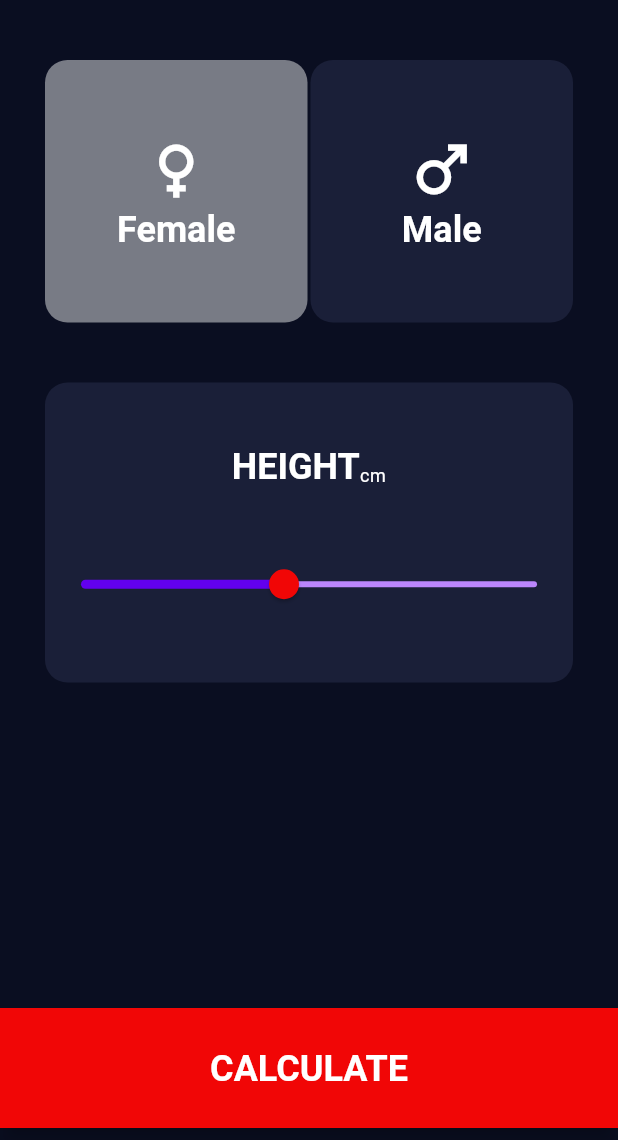
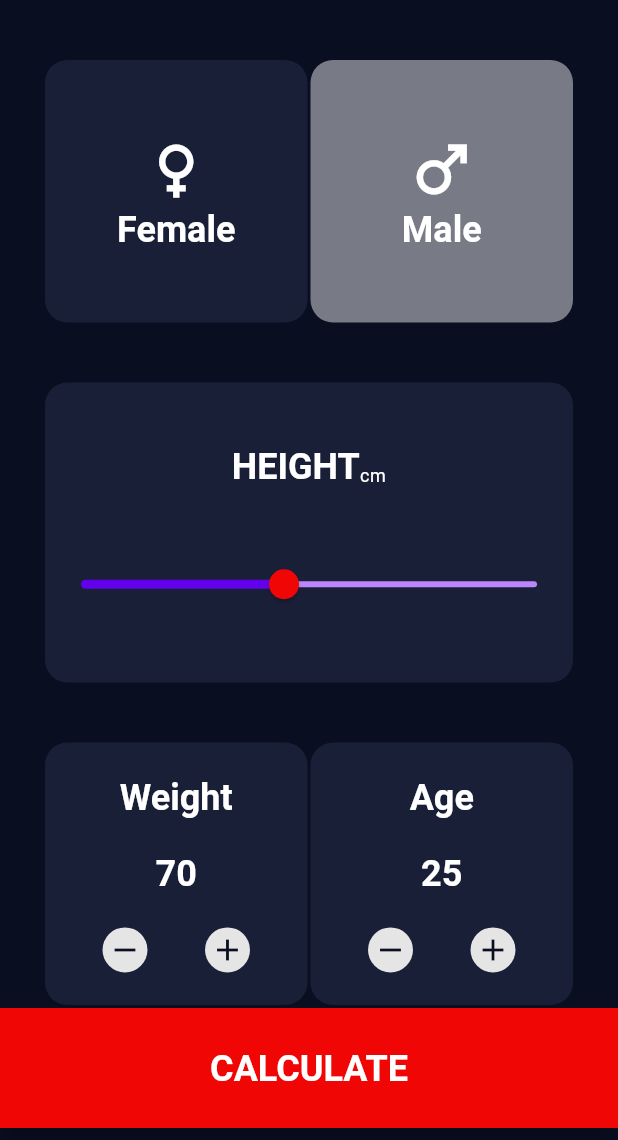
Before and after one commit to alirezaproject/flutter_bmi_calculator, a Flutter app: the screen it shows after launch, on a phone screen of 412 x 824 dp, the part 84-1224 px from its top. Run offline on Flutter 3.47's test engine with Material 3 defaults, Android fonts, the phone set to English and light mode, and no system bars; our stand-ins replace google_fonts.

Commit message:
complete project

```diff
--- a/lib/screens/home_screen.dart
+++ b/lib/screens/home_screen.dart
@@ -1,11 +1,52 @@
+import 'package:bmi_calculator/widgets/pill_button.dart';
+import 'package:flutter/material.dart';
 import 'package:bmi_calculator/configs/colors.dart';
 import 'package:bmi_calculator/screens/result_screen.dart';
 import 'package:bmi_calculator/widgets/custom_app_bar.dart';
 import 'package:bmi_calculator/widgets/gender_container.dart';
-import 'package:flutter/material.dart';
 
-class HomeScreen extends StatelessWidget {
+class HomeScreen extends StatefulWidget {
   const HomeScreen({super.key});
+
+  @override
+  State<HomeScreen> createState() => _HomeScreenState();
+}
+
+class _HomeScreenState extends State<HomeScreen> {
+  bool isMale = true;
+  double height = 150;
+  int age = 25;
+  int weight = 70;
+
+  updateGender(bool value) {
+    setState(() {
+      isMale = value;
+    });
+  }
+
+  updateHeight(double value) {
+    setState(() {
+      height = value;
+    });
+  }
+
+  updateAge(int value) {
+    setState(() {
+      age = value;
+    });
+  }
+
+  updateWeight(int value) {
+    setState(() {
+      weight = value;
+    });
+  }
+
+  double calculate() {
+    double heightInMeter = (height / 100);
+    double bmi = weight / (heightInMeter * heightInMeter);
+    return bmi;
+  }
 
   @override
   Widget build(BuildContext context) {
@@ -13,16 +54,44 @@ class HomeScreen extends StatelessWidget {
     return Scaffold(
       appBar: CustomAppBar(theme: theme, title: 'BMI calculator', appBar: AppBar()),
       floatingActionButtonLocation: FloatingActionButtonLocation.centerFloat,
-      floatingActionButton: _CalculateButton(theme: theme),
+      floatingActionButton: _CalculateButton(
+        theme: theme,
+        result: calculate(),
+      ),
       body: Padding(
         padding: const EdgeInsets.symmetric(horizontal: 30, vertical: 40),
         child: Column(
           children: [
-            const _GenderContainer(),
+            _GenderContainer(
+              callback: updateGender,
+              isMale: isMale,
+            ),
             const SizedBox(
               height: 40,
             ),
-            _HeightContainer(),
+            _HeightContainer(
+              callback: updateHeight,
+              height: height,
+              theme: theme,
+            ),
+            const SizedBox(
+              height: 40,
+            ),
+            Row(
+              mainAxisAlignment: MainAxisAlignment.spaceBetween,
+              children: [
+                _WeightContainer(
+                  theme: theme,
+                  weight: weight,
+                  callback: updateWeight,
+                ),
+                _AgeContainer(
+                  theme: theme,
+                  age: age,
+                  callback: updateAge,
+                ),
+              ],
+            ),
           ],
         ),
       ),
@@ -30,18 +99,114 @@ class HomeScreen extends StatelessWidget {
   }
 }
 
-class _HeightContainer extends StatefulWidget {
-  const _HeightContainer();
+class _AgeContainer extends StatelessWidget {
+  final ThemeData theme;
+  final int age;
+  final Function(int) callback;
+  const _AgeContainer({required this.theme, required this.age, required this.callback});
 
   @override
-  State<_HeightContainer> createState() => _HeightContainerState();
+  Widget build(BuildContext context) {
+    return Container(
+      width: 175,
+      height: 175,
+      decoration: BoxDecoration(
+        color: AppColors.onPrimaryContainer,
+        borderRadius: BorderRadius.circular(15),
+      ),
+      child: Column(
+        mainAxisAlignment: MainAxisAlignment.spaceEvenly,
+        children: [
+          Text(
+            'Age',
+            style: theme.textTheme.displaySmall,
+          ),
+          Text(
+            age.toString(),
+            style: theme.textTheme.displaySmall,
+          ),
+          Row(
+            mainAxisAlignment: MainAxisAlignment.spaceEvenly,
+            children: [
+              Pillbutton(
+                icon: Icons.remove,
+                callback: callback,
+                value: age,
+                operation: false,
+              ),
+              Pillbutton(
+                icon: Icons.add,
+                callback: callback,
+                value: age,
+                operation: true,
+              ),
+            ],
+          ),
+        ],
+      ),
+    );
+  }
 }
 
-class _HeightContainerState extends State<_HeightContainer> {
-  double height = 150;
+class _WeightContainer extends StatelessWidget {
+  final ThemeData theme;
+  final int weight;
+  final Function(int) callback;
+
+  const _WeightContainer({required this.theme, required this.weight, required this.callback});
+
   @override
   Widget build(BuildContext context) {
-    final theme = Theme.of(context);
+    return Container(
+      width: 175,
+      height: 175,
+      decoration: BoxDecoration(
+        color: AppColors.onPrimaryContainer,
+        borderRadius: BorderRadius.circular(15),
+      ),
+      child: Column(
+        mainAxisAlignment: MainAxisAlignment.spaceEvenly,
+        children: [
+          Text(
+            'Weight',
+            style: theme.textTheme.displaySmall,
+          ),
+          Text(
+            weight.toString(),
+            style: theme.textTheme.displaySmall,
+          ),
+          Row(
+            mainAxisAlignment: MainAxisAlignment.spaceEvenly,
+            children: [
+              Pillbutton(
+                icon: Icons.remove,
+                callback: callback,
+                value: weight,
+                operation: false,
+              ),
+              Pillbutton(
+                icon: Icons.add,
+                callback: callback,
+                value: weight,
+                operation: true,
+              ),
+            ],
+          ),
+        ],
+      ),
+    );
+  }
+}
+
+class _HeightContainer extends StatelessWidget {
+  final double height;
+  final Function(double) callback;
+  final ThemeData theme;
+
+  const _HeightContainer({required this.height, required this.callback, required this.theme});
+
+  @override
+  Widget build(BuildContext context) {
     return Container(
       width: double.infinity,
       height: 200,
@@ -76,9 +241,7 @@ class _HeightContainerState extends State<_HeightContainer> {
             divisions: 250 - 70,
             label: height.round().toString(),
             onChanged: (value) {
-              setState(() {
-                height = value.roundToDouble();
-              });
+              callback(value);
             },
           )
         ],
@@ -88,15 +251,34 @@ class _HeightContainerState extends State<_HeightContainer> {
 }
 
 class _GenderContainer extends StatelessWidget {
-  const _GenderContainer();
+  final Function(bool) callback;
+  final bool isMale;
+  const _GenderContainer({required this.callback, required this.isMale});
 
   @override
   Widget build(BuildContext context) {
-    return const Row(
+    return Row(
       mainAxisAlignment: MainAxisAlignment.spaceBetween,
       children: [
-        GenderContainer(title: 'Female', isSelected: true, icon: Icons.female),
-        GenderContainer(title: 'Male', isSelected: false, icon: Icons.male),
+        GestureDetector(
+            onTap: () {
+              callback(false);
+            },
+            child: GenderContainer(
+              title: 'Female',
+              isSelected: !isMale,
+              icon: Icons.female,
+            )),
+        GestureDetector(
+          onTap: () {
+            callback(true);
+          },
+          child: GenderContainer(
+            title: 'Male',
+            isSelected: isMale,
+            icon: Icons.male,
+          ),
+        ),
       ],
     );
   }
@@ -105,9 +287,11 @@ class _GenderContainer extends StatelessWidget {
 class _CalculateButton extends StatelessWidget {
   const _CalculateButton({
     required this.theme,
+    required this.result,
   });
 
   final ThemeData theme;
+  final double result;
 
   @override
   Widget build(BuildContext context) {
@@ -119,7 +303,9 @@ class _CalculateButton extends StatelessWidget {
         shape: const RoundedRectangleBorder(borderRadius: BorderRadius.zero),
         onPressed: () {
           Navigator.of(context).push(MaterialPageRoute(
-            builder: (context) => const ResultScreen(),
+            builder: (context) => ResultScreen(
+              result: result,
+            ),
           ));
         },
         label: Text(
--- a/lib/screens/result_screen.dart
+++ b/lib/screens/result_screen.dart
@@ -1,11 +1,30 @@
+import 'package:bmi_calculator/configs/colors.dart';
 import 'package:bmi_calculator/widgets/custom_app_bar.dart';
 import 'package:flutter/material.dart';
 
 class ResultScreen extends StatelessWidget {
-  const ResultScreen({super.key});
+  final double result;
+  const ResultScreen({super.key, required this.result});
 
   @override
   Widget build(BuildContext context) {
+    Color resultTextColor = Colors.white;
+    String showResult(double value) {
+      if (value < 18.5) {
+        resultTextColor = Colors.yellow;
+        return 'Underweight';
+      } else if (value >= 18.5 && value < 25) {
+        resultTextColor = Colors.green;
+        return 'Normal';
+      } else if (value >= 25 && value < 30) {
+        resultTextColor = Colors.orange;
+        return 'Over weight';
+      } else {
+        resultTextColor = Colors.red;
+        return 'Obesity';
+      }
+    }
+
     final theme = Theme.of(context);
     return Scaffold(
       appBar: CustomAppBar(
@@ -13,6 +32,28 @@ class ResultScreen extends StatelessWidget {
         title: 'Your Result',
         appBar: AppBar(),
       ),
+      body: Container(
+        margin: const EdgeInsets.symmetric(vertical: 100, horizontal: 30),
+        width: double.infinity,
+        decoration: BoxDecoration(
+          color: AppColors.onPrimaryContainer,
+          borderRadius: BorderRadius.circular(15),
+        ),
+        child: Column(
+          mainAxisAlignment: MainAxisAlignment.spaceAround,
+          children: [
+            Text(
+              showResult(result),
+              style: theme.textTheme.titleLarge!.copyWith(color: resultTextColor),
+            ),
+            Text(
+              result.toStringAsFixed(1),
+              style: theme.textTheme.titleLarge!.copyWith(fontSize: 70),
+            ),
+            const SizedBox(),
+          ],
+        ),
+      ),
     );
   }
 }
--- /dev/null
+++ b/lib/widgets/pill_button.dart
@@ -0,0 +1,32 @@
+import 'package:bmi_calculator/configs/colors.dart';
+import 'package:flutter/material.dart';
+
+class Pillbutton extends StatelessWidget {
+  final IconData icon;
+  final Function(int) callback;
+  final int value;
+  final bool operation;
+  const Pillbutton({super.key, required this.icon, required this.callback, required this.value, required this.operation});
+
+  @override
+  Widget build(BuildContext context) {
+    return InkWell(
+      onTap: () {
+        if (operation) {
+          callback(value + 1);
+        } else {
+          callback(value - 1);
+        }
+      },
+      child: Container(
+        width: 30,
+        height: 30,
+        decoration: const BoxDecoration(shape: BoxShape.circle, color: Color(0xffE5E5E5)),
+        child: Icon(
+          icon,
+          color: AppColors.backgroundColor,
+        ),
+      ),
+    );
+  }
+}
```
